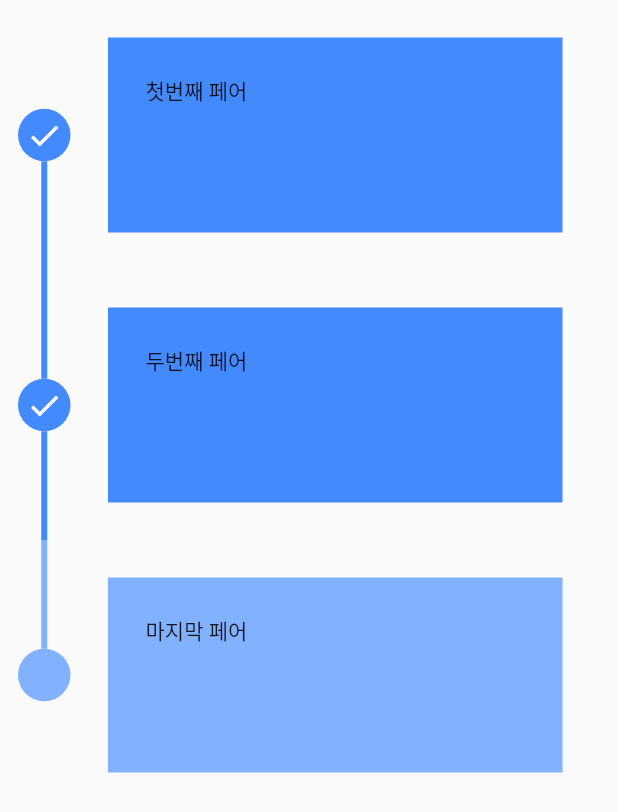
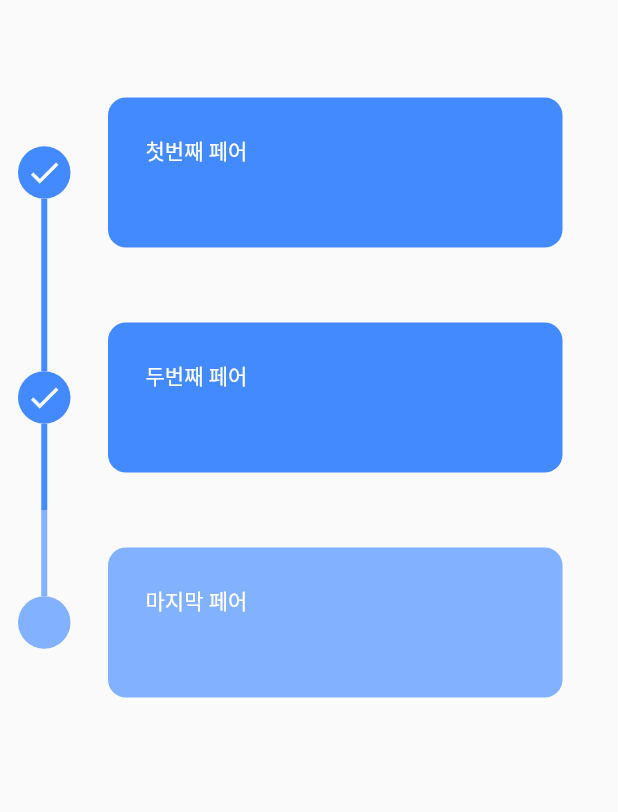
Before and after one commit to hyeyoungmesh/SlipFlutterPair, a Flutter app: the screen it shows after launch, on a phone screen of 412 x 824 dp. Shown: the top 812 px of the screen. Run offline on Flutter 3.47's test engine with Material 2 defaults, Android fonts, the phone set to English and light mode, and no system bars; drawn by our look-alikes of timeline_tile.

Commit message:
기타 수정

```diff
--- a/slip_flutter_pair/lib/components/event_card.dart
+++ b/slip_flutter_pair/lib/components/event_card.dart
@@ -2,9 +2,9 @@ import 'package:flutter/material.dart';
 
 class EventCard extends StatelessWidget {
   final bool isPast;
-  final child2;
+  final child;
 
-  const EventCard({super.key, required this.isPast, this.child2});
+  const EventCard({super.key, required this.isPast, this.child});
 
   @override
   Widget build(BuildContext context) {
@@ -12,8 +12,10 @@ class EventCard extends StatelessWidget {
       padding: const EdgeInsets.all(25),
       margin: const EdgeInsets.all(25),
       decoration: BoxDecoration(
-          color: isPast ? Colors.blueAccent : Colors.blueAccent[100]),
-      child: child2,
+        color: isPast ? Colors.blueAccent : Colors.blueAccent[100],
+        borderRadius: BorderRadius.circular(12),
+      ),
+      child: child,
     );
   }
 }
--- a/slip_flutter_pair/lib/components/timeline_tile.dart
+++ b/slip_flutter_pair/lib/components/timeline_tile.dart
@@ -8,17 +8,18 @@ class MyTimelineTile extends StatelessWidget {
   final bool isPast;
   final eventCard;
 
-  const MyTimelineTile(
-      {super.key,
-      required this.isFirst,
-      required this.isLast,
-      required this.isPast,
-      this.eventCard});
+  const MyTimelineTile({
+    super.key,
+    required this.isFirst,
+    required this.isLast,
+    required this.isPast,
+    this.eventCard,
+  });
 
   @override
   Widget build(BuildContext context) {
     return SizedBox(
-      height: 180,
+      height: 150,
       child: TimelineTile(
         isFirst: isFirst,
         isLast: isLast,
@@ -35,7 +36,7 @@ class MyTimelineTile extends StatelessWidget {
         ),
         endChild: EventCard(
           isPast: isPast,
-          child2: eventCard,
+          child: eventCard,
         ),
       ),
     );
--- a/slip_flutter_pair/lib/main.dart
+++ b/slip_flutter_pair/lib/main.dart
@@ -18,26 +18,44 @@ class MyApp extends StatelessWidget {
   Widget build(BuildContext context) {
     return const Scaffold(
       body: Padding(
-        padding: EdgeInsets.symmetric(horizontal: 12.0),
+        padding: EdgeInsets.symmetric(
+          horizontal: 12.0,
+          vertical: 40.0,
+        ),
         child: Column(
           children: [
             MyTimelineTile(
               isFirst: true,
               isLast: false,
               isPast: true,
-              eventCard: Text('첫번째 페어'),
+              eventCard: Text(
+                '첫번째 페어',
+                style: TextStyle(
+                  color: Colors.white,
+                ),
+              ),
             ),
             MyTimelineTile(
               isFirst: false,
               isLast: false,
               isPast: true,
-              eventCard: Text('두번째 페어'),
+              eventCard: Text(
+                '두번째 페어',
+                style: TextStyle(
+                  color: Colors.white,
+                ),
+              ),
             ),
             MyTimelineTile(
               isFirst: false,
               isLast: true,
               isPast: false,
-              eventCard: Text('마지막 페어'),
+              eventCard: Text(
+                '마지막 페어',
+                style: TextStyle(
+                  color: Colors.white,
+                ),
+              ),
             ),
           ],
         ),
```
